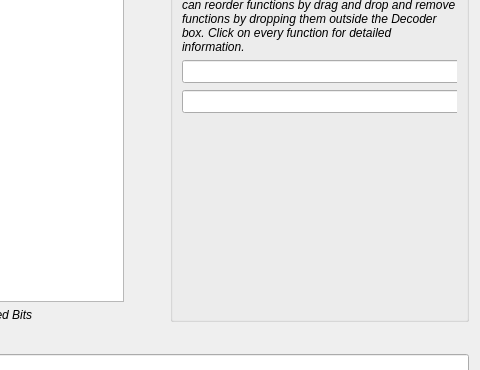
The window that ui/decoding.ui (jopohl/urh) describes before a commit, drawn with Qt 5; both pictures show x 443 to 923 and y 98 to 468 of the 923 by 685 pixel window.
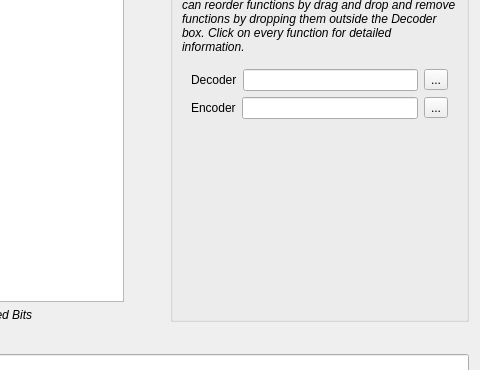
The same window after the commit. The open tabs and pages were chosen to show the change. Custom widgets are drawn as their Qt base class.

```diff
--- a/ui/decoding.ui
+++ b/ui/decoding.ui
@@ -379,52 +379,63 @@
              </layout>
             </widget>
             <widget class="QWidget" name="page_external">
-             <widget class="QLineEdit" name="external_decoder">
-              <property name="geometry">
-               <rect>
-                <x>0</x>
-                <y>0</y>
-                <width>291</width>
-                <height>23</height>
-               </rect>
-              </property>
-             </widget>
-             <widget class="QLineEdit" name="external_encoder">
-              <property name="geometry">
-               <rect>
-                <x>0</x>
-                <y>30</y>
-                <width>291</width>
-                <height>23</height>
-               </rect>
-              </property>
-             </widget>
-             <widget class="QLabel" name="label_11">
-              <property name="geometry">
-               <rect>
-                <x>300</x>
-                <y>0</y>
-                <width>71</width>
-                <height>21</height>
-               </rect>
-              </property>
-              <property name="text">
-               <string>Decoder</string>
-              </property>
-             </widget>
-             <widget class="QLabel" name="label_12">
-              <property name="geometry">
-               <rect>
-                <x>300</x>
-                <y>30</y>
-                <width>71</width>
-                <height>21</height>
-               </rect>
-              </property>
-              <property name="text">
-               <string>Encoder</string>
-              </property>
-             </widget>
+             <layout class="QVBoxLayout" name="verticalLayout_6">
+              <item>
+               <layout class="QHBoxLayout" name="horizontalLayout_3">
+                <item>
+                 <widget class="QLabel" name="label_11">
+                  <property name="text">
+                   <string>Decoder</string>
+                  </property>
+                 </widget>
+                </item>
+                <item>
+                 <widget class="QLineEdit" name="external_decoder"/>
+                </item>
+                <item>
+                 <widget class="QToolButton" name="btnChooseDecoder">
+                  <property name="text">
+                   <string>...</string>
+                  </property>
+                 </widget>
+                </item>
+               </layout>
+              </item>
+              <item>
+               <layout class="QHBoxLayout" name="horizontalLayout_4">
+                <item>
+                 <widget class="QLabel" name="label_12">
+                  <property name="text">
+                   <string>Encoder</string>
+                  </property>
+                 </widget>
+                </item>
+                <item>
+                 <widget class="QLineEdit" name="external_encoder"/>
+                </item>
+                <item>
+                 <widget class="QToolButton" name="btnChooseEncoder">
+                  <property name="text">
+                   <string>...</string>
+                  </property>
+                 </widget>
+                </item>
+               </layout>
+              </item>
+              <item>
+               <spacer name="verticalSpacer">
+                <property name="orientation">
+                 <enum>Qt::Vertical</enum>
+                </property>
+                <property name="sizeHint" stdset="0">
+                 <size>
+                  <width>20</width>
+                  <height>158</height>
+                 </size>
+                </property>
+               </spacer>
+              </item>
+             </layout>
             </widget>
             <widget class="QWidget" name="page_data_whitening">
              <widget class="QLineEdit" name="datawhitening_sync">
```
Left out of the diff: 2 changed lines with no effect on the pictures.
